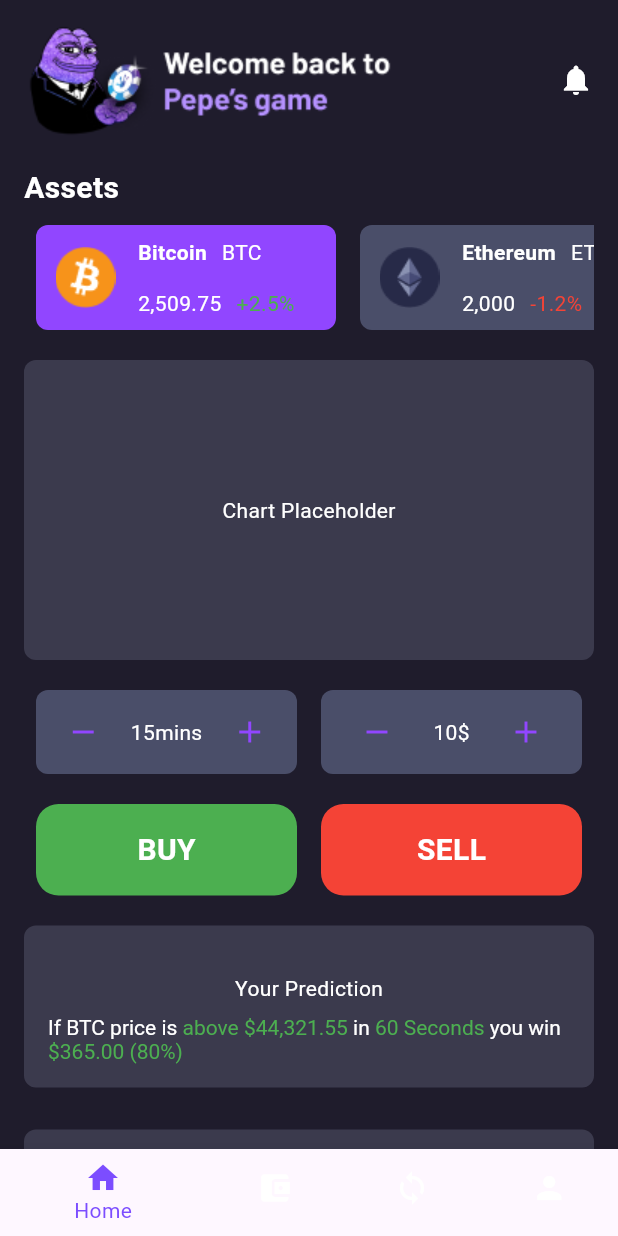
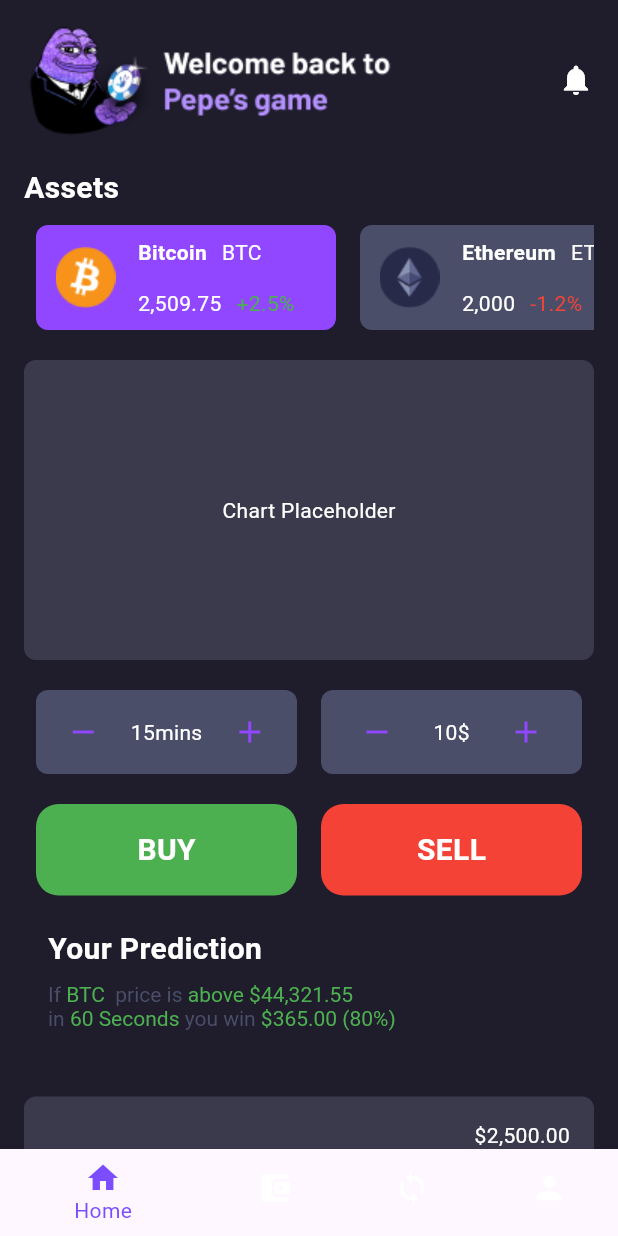
Before and after one commit to RasZarky/Pepe, a Flutter app: the screen it shows after launch, on a phone screen of 412 x 824 dp. Run offline on Flutter 3.47's test engine with Material 3 defaults, Android fonts, the light colour scheme and no system bars.

Commit message:
your prediction text done

```diff
--- a/lib/home/home_page.dart
+++ b/lib/home/home_page.dart
@@ -96,7 +96,7 @@
                   _buildPredictionButton('SELL', Colors.red),
                 ],
               ),
-              SizedBox(height: 20),
+              SizedBox(height: 5),
               _buildPrediction(),
               SizedBox(height: 20),
               _buildPredictionsList(),
@@ -194,26 +194,30 @@
     return Container(
       padding: EdgeInsets.all(16),
       decoration: BoxDecoration(
-        color: Color(0xFF3B3A4D),
         borderRadius: BorderRadius.circular(8),
       ),
       child: Column(
+        crossAxisAlignment: CrossAxisAlignment.start,
         children: [
-
-          SizedBox(height: 16),
-          Text(
+          const Text(
             'Your Prediction',
-            style: TextStyle(color: Colors.white),
+            style: TextStyle(
+        fontSize: 20,
+        color: Colors.white,
+        fontWeight: FontWeight.bold,
+      ),
           ),
-          SizedBox(height: 8),
+          const SizedBox(height: 8),
           RichText(
-            text: TextSpan(
+            text: const TextSpan(
               children: [
-                TextSpan(text: 'If BTC price is ', style: TextStyle(color: Colors.white)),
-                TextSpan(text: 'above \$44,321.55 ', style: TextStyle(color: Colors.green)),
-                TextSpan(text: 'in ', style: TextStyle(color: Colors.white)),
+                TextSpan(text: 'If ', style: TextStyle(color: Color(0xFF4A4E69))),
+                TextSpan(text: 'BTC  ', style: TextStyle(color: Colors.green)),
+                TextSpan(text: 'price is ', style: TextStyle(color: Color(0xFF4A4E69))),
+                TextSpan(text: 'above \$44,321.55 \n', style: TextStyle(color: Colors.green)),
+                TextSpan(text: 'in ', style: TextStyle(color: Color(0xFF4A4E69))),
                 TextSpan(text: '60 Seconds ', style: TextStyle(color: Colors.green)),
-                TextSpan(text: 'you win ', style: TextStyle(color: Colors.white)),
+                TextSpan(text: 'you win ', style: TextStyle(color: Color(0xFF4A4E69))),
                 TextSpan(text: '\$365.00 (80%)', style: TextStyle(color: Colors.green)),
               ],
             ),
```
